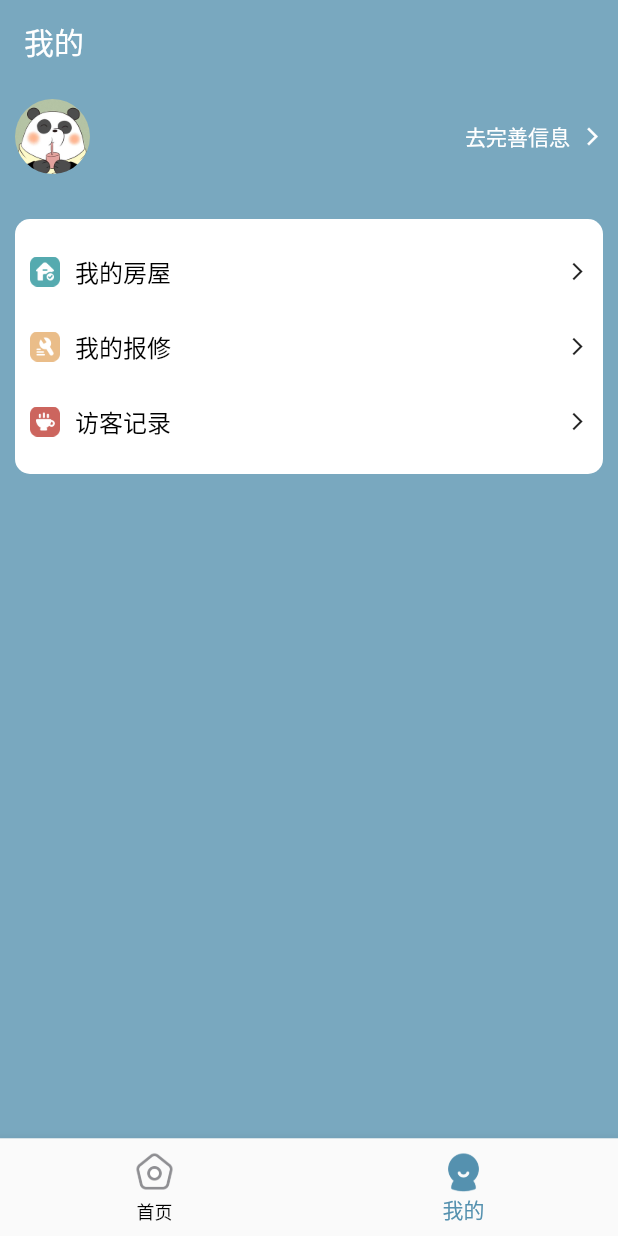
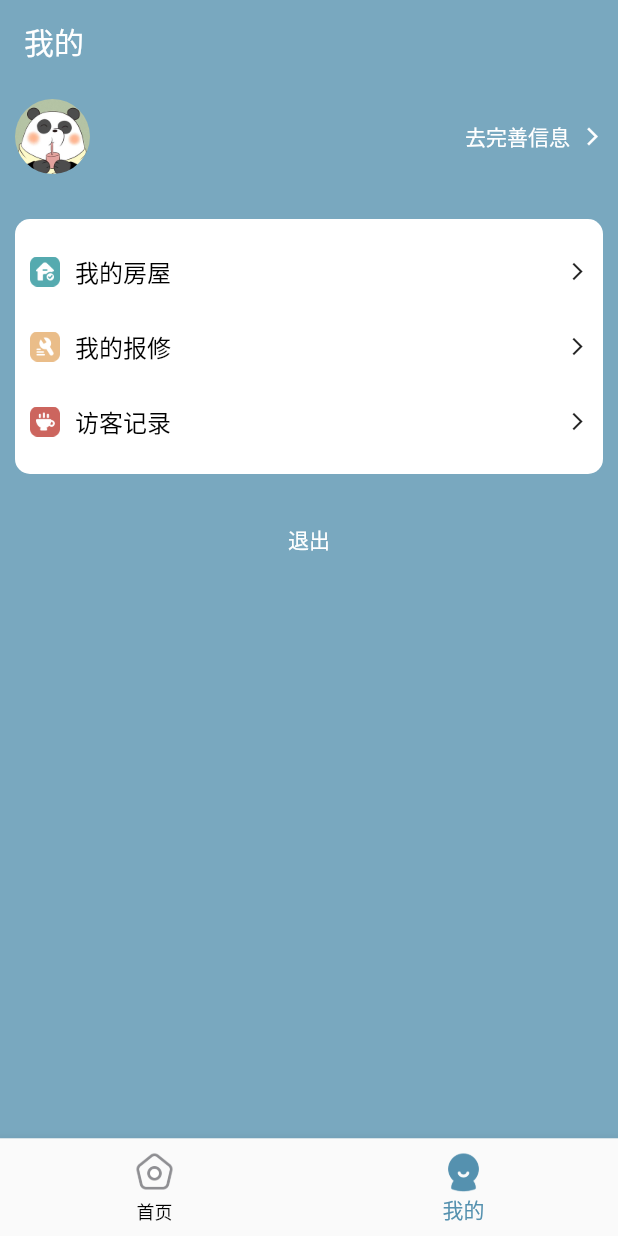
Before and after one commit to Hyricane/flutter_enjoy_plus, a Flutter app: the screen it shows after launch, item 2 of the bottom bar chosen, on a phone screen of 412 x 824 dp. Run offline on Flutter 3.47's test engine with Material 2 defaults, Android fonts, the light colour scheme and no system bars; our stand-ins replace dio, fluttertoast, shared_preferences; missing offline and left inert: event_bus; network calls fail.

Commit message:
退出登录

```diff
--- a/lib/pages/mine/mine_page.dart
+++ b/lib/pages/mine/mine_page.dart
@@ -1,15 +1,19 @@
 import 'dart:io';
 
 import 'package:enjoy_plus_flutter_7/utils/EventBus.dart';
+import 'package:enjoy_plus_flutter_7/utils/TokenManager.dart';
 import 'package:flutter/foundation.dart';
 import 'package:flutter/material.dart';
 
 import '../../api/user.dart';
 
 class MinePage extends StatefulWidget {
-  const MinePage({Key? key, required this.activeIndex}) : super(key: key);
+  const MinePage(
+      {Key? key, required this.activeIndex, required this.setActiveIndex})
+      : super(key: key);
 
   final int activeIndex;
+  final Function(int) setActiveIndex;
 
   @override
   _MinePageState createState() => _MinePageState();
@@ -207,7 +211,39 @@ class _MinePageState extends State<MinePage> {
             child: Column(
               children: _getColumnChildren(),
             ),
-          )
+          ),
+          TextButton(
+              onPressed: () {
+                showDialog(
+                    context: context,
+                    builder: (BuildContext ctx) {
+                      return AlertDialog(
+                        title: Text("提示"),
+                        content: Text("确定退出登录吗？"),
+                        actions: [
+                          TextButton(
+                              onPressed: () {
+                                // flutter 中弹窗 也是属于"页面"组件
+                                Navigator.pop(context);
+                                // Navigator.of(context).pop();
+                              },
+                              child: Text("取消")),
+                          TextButton(
+                              onPressed: () {
+                                Navigator.pop(context);
+                                tokenManager.removeToken();
+                                // 去首页
+                                widget.setActiveIndex(0);
+                              },
+                              child: Text("确认")),
+                        ],
+                      );
+                    });
+              },
+              child: Text(
+                "退出",
+                style: TextStyle(color: Colors.white),
+              ))
         ],
       ),
     );
--- a/lib/pages/tabbar_page.dart
+++ b/lib/pages/tabbar_page.dart
@@ -72,12 +72,20 @@ class _TabbarPageState extends State<TabbarPage> {
     return list;
   } // 创建底部导航栏
 
+  void setActiveIndex(int index) {
+    activeIndex = index;
+    setState(() {});
+  }
+
   @override
   Widget build(BuildContext context) {
     return Scaffold(
       body: IndexedStack(
         index: activeIndex,
-        children: [HomePage(), MinePage(activeIndex: activeIndex)],
+        children: [
+          HomePage(),
+          MinePage(activeIndex: activeIndex, setActiveIndex: setActiveIndex)
+        ],
       ),
       bottomNavigationBar: BottomNavigationBar(
         type: BottomNavigationBarType.fixed,
```
